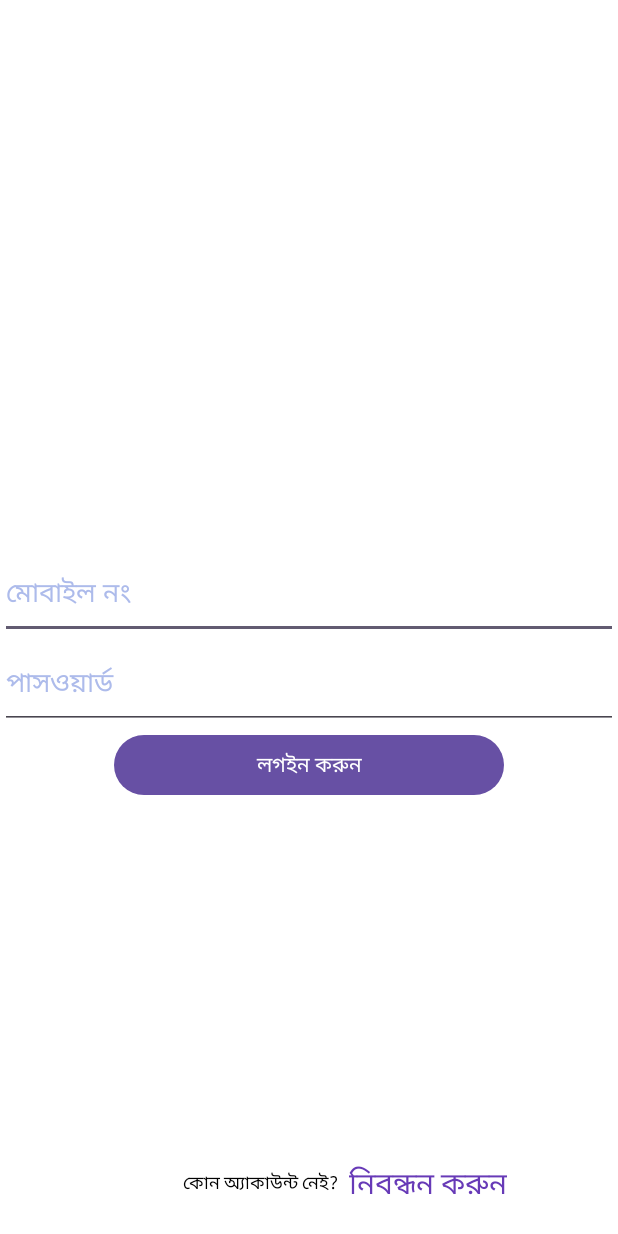
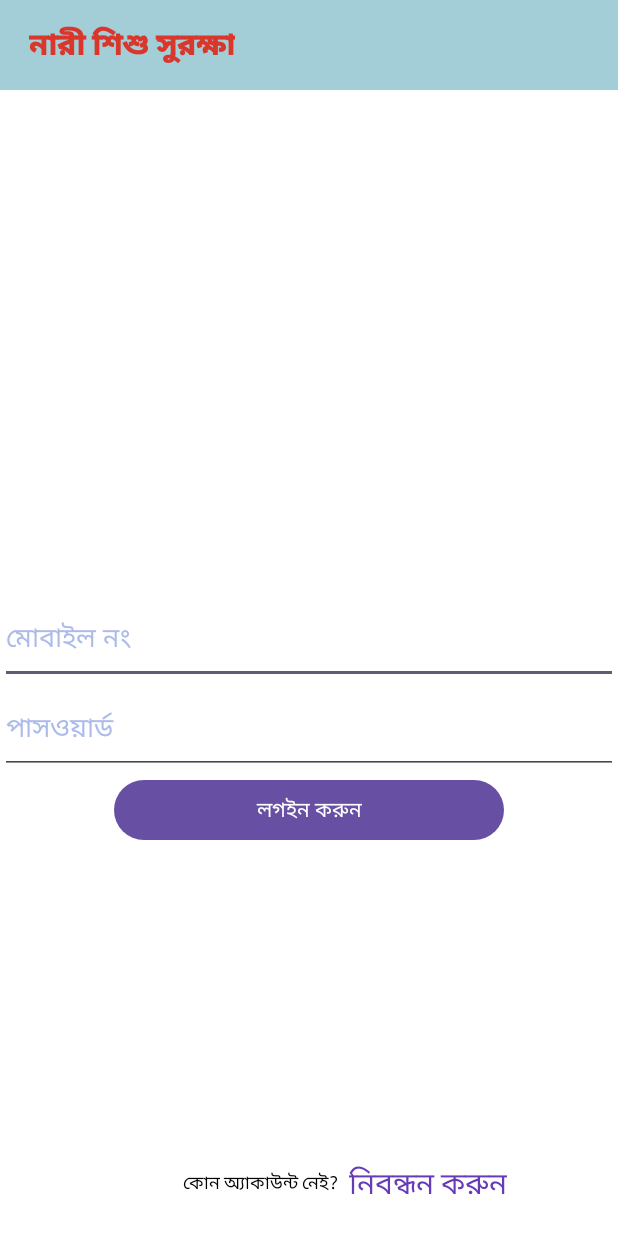
Before and after one commit to asmRakibulHasan/Marginalize-People-Doctime, an Android app: the screen it shows after launch (MainActivity), on a phone screen of 412 x 824 dp. Run offline under Robolectric (Android 15) with nearby library versions, the phone set to English and light mode, and no system bars; our stand-ins replace sdp/ssp sizes.

Commit message:
Top Panel Added
Top Panel Added

```diff
--- a/app/src/main/res/layout/fragment_log_in.xml
+++ b/app/src/main/res/layout/fragment_log_in.xml
@@ -6,6 +6,29 @@
     xmlns:app="http://schemas.android.com/apk/res-auto"
     android:background="@color/white"
     tools:context=".LogInFragment">
+
+    <androidx.constraintlayout.widget.ConstraintLayout
+        android:id="@+id/topPanel"
+        android:layout_width="match_parent"
+        android:layout_height="60dp"
+        android:background="#A4CED7"
+        app:layout_constraintStart_toStartOf="parent"
+        app:layout_constraintTop_toTopOf="parent"
+        app:layout_constraintEnd_toEndOf="parent">
+
+        <TextView
+            android:layout_width="wrap_content"
+            android:layout_height="wrap_content"
+            android:text="@string/app_name"
+            android:layout_margin="@dimen/_15sdp"
+            android:fontFamily="@font/roboto_black"
+            android:textColor="#D9372B"
+            android:textSize="20dp"
+            app:layout_constraintStart_toStartOf="parent"
+            app:layout_constraintTop_toTopOf="parent"
+            app:layout_constraintBottom_toBottomOf="parent"/>
+
+    </androidx.constraintlayout.widget.ConstraintLayout>
 
     <!-- Username EditText -->
     <EditText
@@ -19,7 +42,7 @@
         android:layout_marginBottom="@dimen/_25sdp"
         app:layout_constraintStart_toStartOf="parent"
         app:layout_constraintEnd_toEndOf="parent"
-        app:layout_constraintTop_toTopOf="parent"
+        app:layout_constraintTop_toBottomOf="@id/topPanel"
         app:layout_constraintBottom_toBottomOf="parent"
         />
 
```
Also changed, not shown: app/src/main/res/layout/fragment_imagesearch.xml (+29 -1 lines), app/src/main/res/layout/fragment_landing.xml (+23 -5 lines), app/src/main/res/layout/fragment_signup.xml (+24 -1 lines), app/src/main/res/layout/fragment_speech_to_text.xml (+24 -1 lines).
